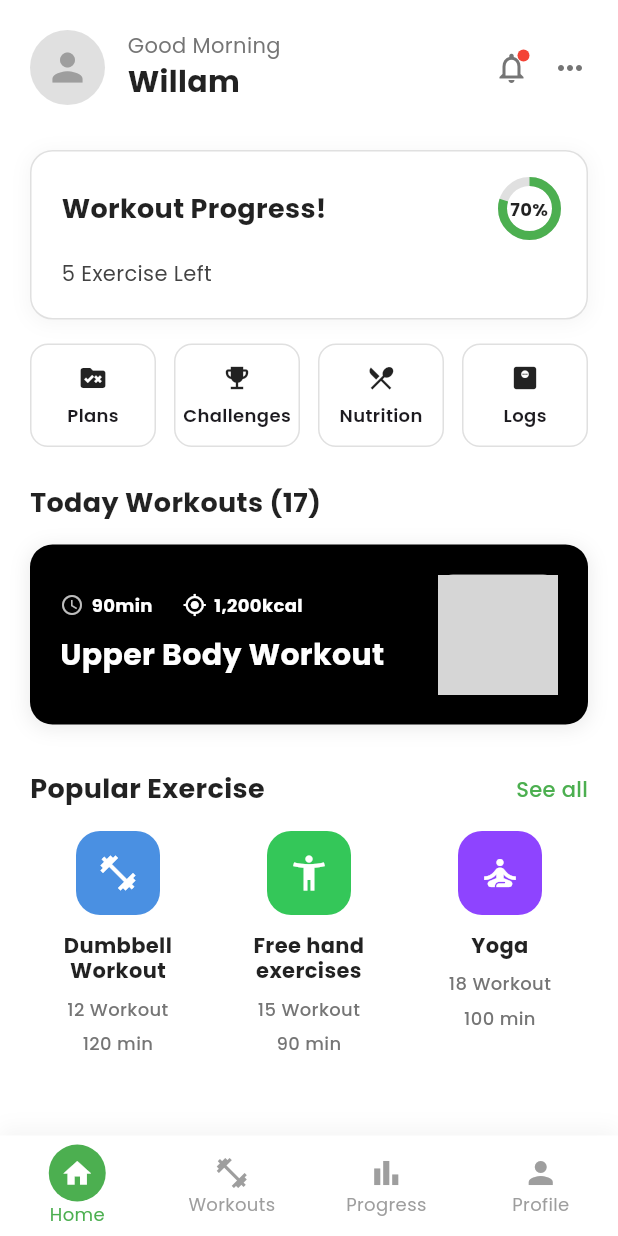
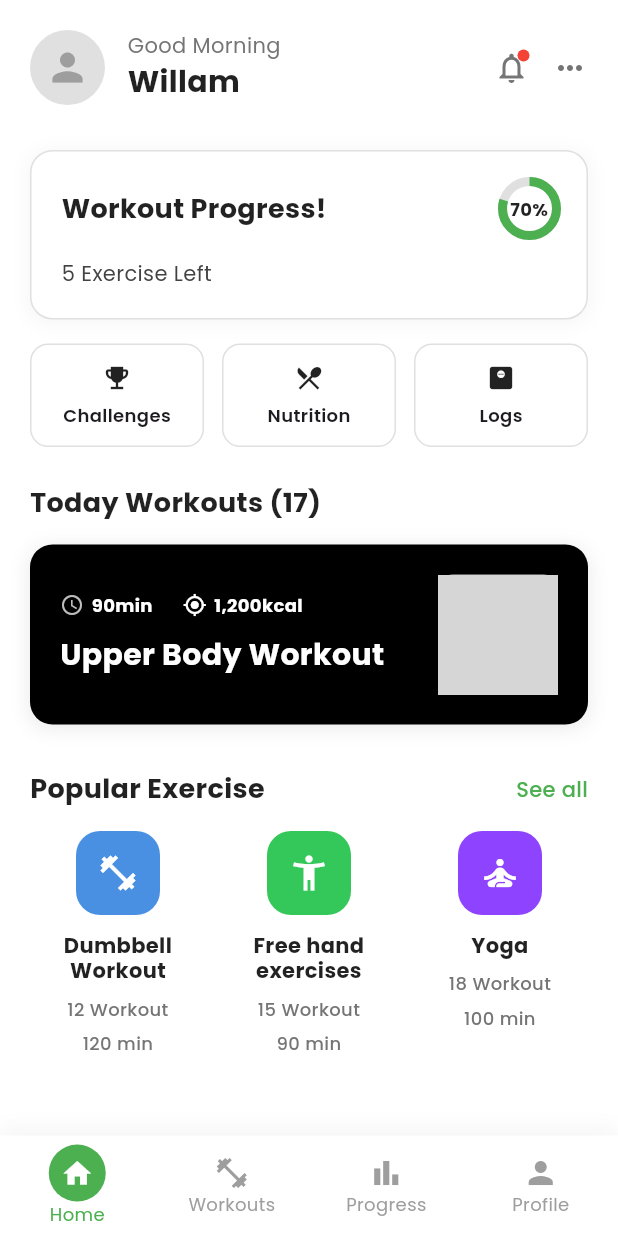
Before and after one commit to tin1810/ActiveX_Gym, a Flutter app: the screen it shows after launch, after a tap on "Sign In", on a phone screen of 412 x 824 dp. Run offline on Flutter 3.47's test engine with Material 3 defaults, Android fonts, the light colour scheme and no system bars; our stand-ins replace cached_network_image, get, google_fonts; network calls fail; grey boxes are pictures that could not be loaded.

Commit message:
added for extra

```diff
--- a/lib/screens/home_page.dart
+++ b/lib/screens/home_page.dart
@@ -28,14 +28,14 @@ class HomePage extends StatelessWidget {
               // Quick Links row (Plans, Challenges, Nutrition, Logs)
               Row(
                 children: const [
-                  Expanded(
-                    child: _QuickLink(
-                      icon: Icons.rule_folder,
-                      label: 'Plans',
-                      routeType: _QuickRoute.plans,
-                    ),
-                  ),
-                  SizedBox(width: 12),
+                  // Expanded(
+                  //   child: _QuickLink(
+                  //     icon: Icons.rule_folder,
+                  //     label: 'Plans',
+                  //     routeType: _QuickRoute.plans,
+                  //   ),
+                  // ),
+                  // SizedBox(width: 12),
                   Expanded(
                     child: _QuickLink(
                       icon: Icons.emoji_events,
--- a/lib/screens/nutrition_plans_page.dart
+++ b/lib/screens/nutrition_plans_page.dart
@@ -4,6 +4,7 @@ import 'package:flutter/material.dart';
 import '../services/mock_api.dart';
 import '../models/er_models.dart';
 import '../utils/app_text_style.dart';
+import '../services/auth.dart';
 
 class NutritionPlansPage extends StatefulWidget {
   const NutritionPlansPage({super.key});
@@ -75,6 +76,7 @@ class _NutritionPlansPageState extends State<NutritionPlansPage> {
             padding: const EdgeInsets.all(16),
             children: [
               _AdminStatsRowN(total: plans.length), const SizedBox(height: 12),
+              if (MockAuthService.instance.isTrainer || MockAuthService.instance.isAdmin)
                 _CreateButtonN(onTap: () async {
                   final created = await Navigator.of(context).push<bool>(
                     MaterialPageRoute(builder: (_) => const NutritionPlanFormPage()),
@@ -113,6 +115,7 @@ class _NutritionPlansPageState extends State<NutritionPlansPage> {
                         child: Text('${p.dailyCaloriesTarget} kcal', style: AppTextStyle.mediumText(size: 11, color: const Color(0xFFFF9800))),
                       ),
                       const SizedBox(width: 6),
+                      if (MockAuthService.instance.isTrainer || MockAuthService.instance.isAdmin)
                         PopupMenuButton<String>(
                           onSelected: (v) {
                             if (v == 'edit') {
```
Also changed, not shown: lib/screens/challenges_page.dart (+9 -4 lines). Lines whose indentation alone changed are shown as unchanged.
